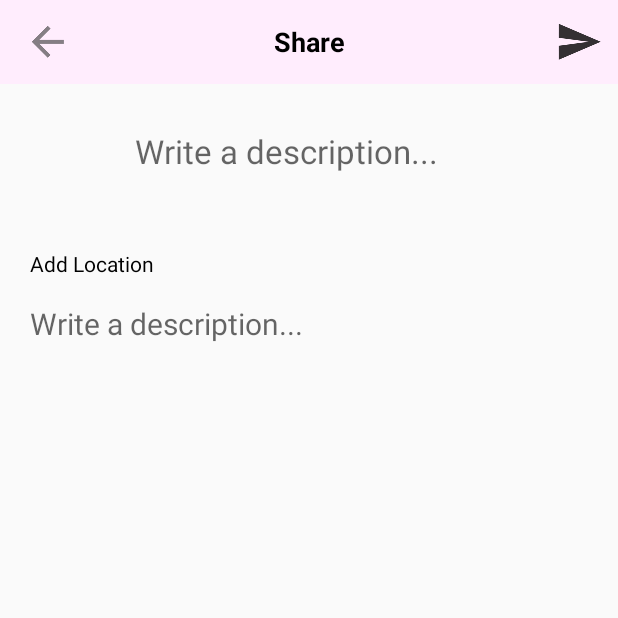
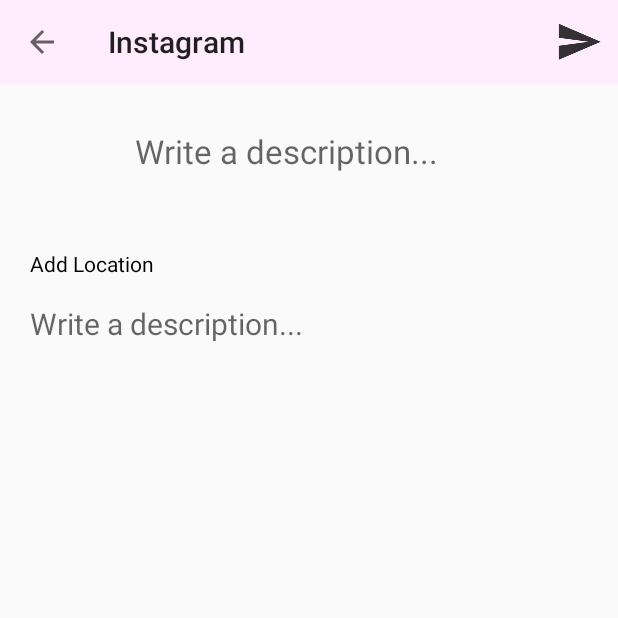
Before and after one commit to yixiongchen/MengruDaddy-master, an Android app: the ShareActivity screen opened directly, with no data from a screen before it, on a phone screen of 412 x 824 dp, the top half of it. Run offline under Robolectric (Android 15) with nearby library versions, the phone set to English and light mode, and no system bars; our stand-ins replace Firebase (no records; nobody signed in at launch, a user with empty details on screens opened directly); Roboto replaces fonts that are not available here; 1 statement that could not run was skipped.

```diff
--- a/app/src/main/java/com/mengrudaddy/instagram/Camera/AlbumFragment.java
+++ b/app/src/main/java/com/mengrudaddy/instagram/Camera/AlbumFragment.java
@@ -43,12 +43,12 @@ public class AlbumFragment extends Fragment{
     }
 
 
-
     public void redirectToFilter(){
         Intent getFilter = new Intent(getActivity(), ImageFilter.class);
         //home.setFlags(Intent.FLAG_ACTIVITY_CLEAR_TOP);
         startActivity(getFilter);
     }
+
     public void close() {
         getActivity().finish();
         Log.d("UploadActivity", "Close it");
--- a/app/src/main/java/com/mengrudaddy/instagram/Camera/ImageFilter.java
+++ b/app/src/main/java/com/mengrudaddy/instagram/Camera/ImageFilter.java
@@ -247,6 +247,7 @@ public class ImageFilter extends AppCompatActivity implements FilterListFragment
     protected void onStart(){
         super.onStart();
 
+        Log.d(TAG, "return to");
 
     }
 
--- a/app/src/main/java/com/mengrudaddy/instagram/Camera/ShareActivity.java
+++ b/app/src/main/java/com/mengrudaddy/instagram/Camera/ShareActivity.java
@@ -6,9 +6,12 @@ import android.graphics.Bitmap;
 import android.graphics.BitmapFactory;
 import android.net.Uri;
 import android.support.annotation.NonNull;
+import android.support.v4.app.NavUtils;
 import android.support.v7.app.AppCompatActivity;
 import android.os.Bundle;
+import android.support.v7.widget.Toolbar;
 import android.util.Log;
+import android.view.KeyEvent;
 import android.view.View;
 import android.view.WindowManager;
 import android.widget.ImageView;
@@ -16,6 +19,7 @@ import android.widget.Toast;
 
 import com.google.android.gms.tasks.OnFailureListener;
 import com.google.android.gms.tasks.OnSuccessListener;
+import com.google.firebase.database.DatabaseReference;
 import com.google.firebase.storage.FirebaseStorage;
 import com.google.firebase.storage.StorageReference;
 import com.google.firebase.storage.UploadTask;
@@ -32,6 +36,7 @@ import java.util.UUID;
 public class ShareActivity extends AppCompatActivity {
 
     private FirebaseStorage storage;
+    private DatabaseReference mDatabase;
     private FirebaseUser authUser;
     private StorageReference storageReference;
     private String imagePath;
@@ -50,41 +55,49 @@ public class ShareActivity extends AppCompatActivity {
         imagePath = path;
 
 
-
         ImageView image =  (ImageView)findViewById(R.id.imageShare);
-        ImageView btnBack =  (ImageView)findViewById(R.id.icon_back);
+        //ImageView btnBack =  (ImageView)findViewById(R.id.icon_back);
         ImageView btnPost =  (ImageView)findViewById(R.id.icon_next);
         progressBar = (ProgressBar) findViewById(R.id.progressBar);
+
+        Toolbar toolbar = (Toolbar) findViewById(R.id.title_bar);
+        setSupportActionBar(toolbar);
+        getSupportActionBar().setDisplayHomeAsUpEnabled(true);
+        getSupportActionBar().setDisplayShowHomeEnabled(true);
+
+        toolbar.setNavigationOnClickListener(new View.OnClickListener() {
+            @Override
+            public void onClick(View v) {
+               finish();
+            }
+        });
 
         //set imageView
         image.setImageBitmap(bitmap);
 
-        //send image to fireBase
+        //send image to fireBase storage
         storage = FirebaseStorage.getInstance();
         authUser =FirebaseAuth.getInstance().getCurrentUser();
-        //post/userId/postid
+        //posts/userId/postid/
         String userRef = "posts/"+authUser.getUid();
         storageReference = storage.getReference(userRef).child(UUID.randomUUID().toString());
 
-
+        //send post info to firebase database
+        String key = mDatabase.child("posts").push().getKey();
 
         btnPost.setOnClickListener(new View.OnClickListener(){
             @Override
             public void onClick(View view) {
-                uploadImage();
+                uploadPost();
             }
         });
-        btnBack.setOnClickListener(new View.OnClickListener(){
-            @Override
-            public void onClick(View view) {
-                onBackPressed();
-            }
-        });
+
     }
 
+    //upload post
+    private void uploadPost() {
 
-    //upload image
-    private void uploadImage() {
+
 
         if(storageReference != null)
         {
@@ -116,10 +129,10 @@ public class ShareActivity extends AppCompatActivity {
                         }
                     });
 
+
+
         }
 
     }
 
-
-
 }
--- /dev/null
+++ b/app/src/main/java/com/mengrudaddy/instagram/utils/GridImageAdapter.java
@@ -0,0 +1,4 @@
+package com.mengrudaddy.instagram.utils;
+
+public class GridImageAdapter {
+}
--- a/app/src/main/res/layout/activity_share.xml
+++ b/app/src/main/res/layout/activity_share.xml
@@ -22,33 +22,19 @@
                 <android.support.v7.widget.Toolbar
                     android:id="@+id/title_bar"
                     android:layout_width="match_parent"
-                    android:background="@color/colorPrimaryDark"
                     android:layout_height="wrap_content"
-                    android:layout_alignParentTop="true">
+                    android:layout_alignParentTop="true"
+                    android:background="@color/colorPrimaryDark">
+
 
                     <ImageView
+                        android:id="@+id/icon_next"
                         android:layout_width="wrap_content"
-                        android:id="@+id/icon_back"
-                        android:src="@drawable/ic_action_back"
-                        android:layout_height="match_parent"
-                        android:contentDescription="@string/cancle"/>
-                    <TextView
-                        android:layout_width="wrap_content"
-                        android:layout_height="wrap_content"
-                        android:text="Share"
-                        android:textSize="18sp"
-                        android:textStyle="bold"
-                        android:textColor="@android:color/black"
-                        android:layout_gravity="center"
-                        android:id="@+id/toolbar_video" />
-                    <ImageView
-                        android:layout_width="wrap_content"
-                        android:id="@+id/icon_next"
-                        android:src="@drawable/ic_action_send"
                         android:layout_height="match_parent"
                         android:layout_gravity="end"
+                        android:contentDescription="@string/next"
                         android:paddingEnd="10dp"
-                        android:contentDescription="@string/next"/>
+                        android:src="@drawable/ic_action_send" />
                 </android.support.v7.widget.Toolbar>
                 <!--android:onClick="function name"-->
 
```
Also changed, not shown: app/build.gradle (+15 -0 lines), app/src/main/AndroidManifest.xml (+5 -10 lines), app/src/main/java/com/mengrudaddy/instagram/Camera/FilterFragment.java (+18 -3 lines), app/src/main/java/com/mengrudaddy/instagram/Models/Comment.java (added, +43 -0 lines), app/src/main/java/com/mengrudaddy/instagram/Models/Like.java (added, +34 -0 lines), app/src/main/java/com/mengrudaddy/instagram/Models/Post.java (added, +57 -0 lines), app/src/main/java/com/mengrudaddy/instagram/utils/FilePaths.java (added, +22 -0 lines), app/src/main/java/com/mengrudaddy/instagram/utils/FileSearch.java (added, +47 -0 lines), app/src/main/java/com/mengrudaddy/instagram/utils/ImageManager.java (added, +53 -0 lines), app/src/main/java/com/mengrudaddy/instagram/utils/SquareImageView.java (added, +30 -0 lines), app/src/main/res/layout/activity_login.xml (+4 -4 lines), app/src/main/res/layout/activity_userprofile.xml (+6 -4 lines).
